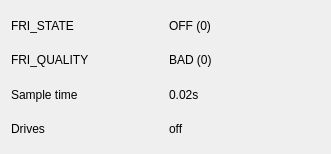
First picture: the form in cedar/devices/kuka/gui/FriStatusWidget.ui, repository cedar/cedar, before the edit.
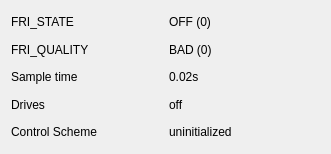
Second picture: the form after the edit.

Commit message: the FRI widget now shows the current control scheme on the robots side

```diff
--- a/cedar/devices/kuka/gui/FriStatusWidget.ui
+++ b/cedar/devices/kuka/gui/FriStatusWidget.ui
@@ -80,6 +80,24 @@
      </property>
     </widget>
    </item>
+   <item row="6" column="0">
+    <layout class="QHBoxLayout" name="horizontalLayout1">
+     <item>
+      <widget class="QLabel" name="mpLabelControlScheme">
+       <property name="text">
+        <string>Control Scheme</string>
+       </property>
+      </widget>
+     </item>
+    </layout>
+   </item>
+   <item row="6" column="1">
+    <widget class="QLabel" name="mpLabelControlSchemeData">
+     <property name="text">
+      <string>uninitialized</string>
+     </property>
+    </widget>
+   </item>
   </layout>
  </widget>
  <resources/>
```
The commit also changes 3 other files.
